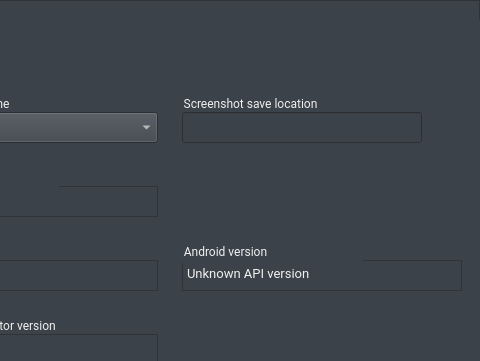
Above: android/skin/qt/extended.ui from aosp-mirror/platform_external_qemu before the change; both pictures show x 340 to 820 and y 0 to 361 of the 820 by 600 pixel window. Below: the same form after it.
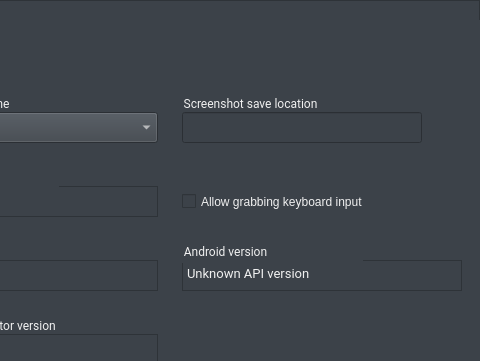
That is the form after the change. The open tabs and pages were chosen to show the change. Icons and pictures are not drawn. Custom widgets are drawn as their Qt base class.

Commit message: Implement a setting to allow/disallow grabbing keyboard input.

```diff
--- a/android/skin/qt/extended.ui
+++ b/android/skin/qt/extended.ui
@@ -2421,6 +2421,19 @@
       <string notr="true">folder</string>
      </property>
     </widget>
+    <widget class="QCheckBox" name="set_allowKeyboardGrab">
+     <property name="geometry">
+      <rect>
+       <x>324</x>
+       <y>166</y>
+       <width>280</width>
+       <height>31</height>
+      </rect>
+     </property>
+     <property name="text">
+      <string>Allow grabbing keyboard input</string>
+     </property>
+    </widget>
    </widget>
    <widget class="QWidget" name="helpPage">
     <widget class="QTabWidget" name="help_tabs">
```
Left out of the diff: 6 changed lines with no effect on the pictures. The commit also changes 7 other files.
